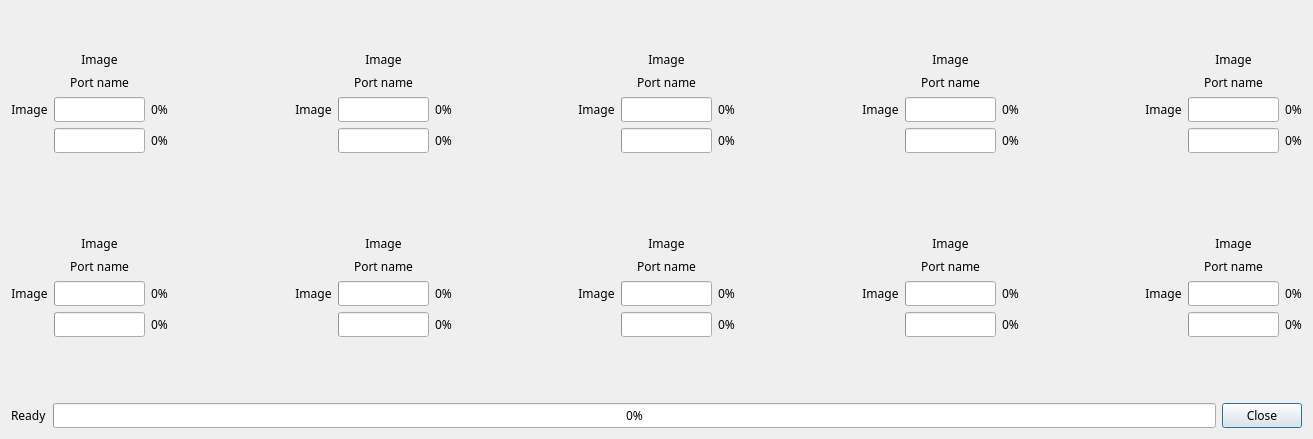
The window that modi_firmware_updater/assets/stm32_update_list.ui (LUXROBO/modi-firmware-updater) describes before a commit, drawn with Qt 5.
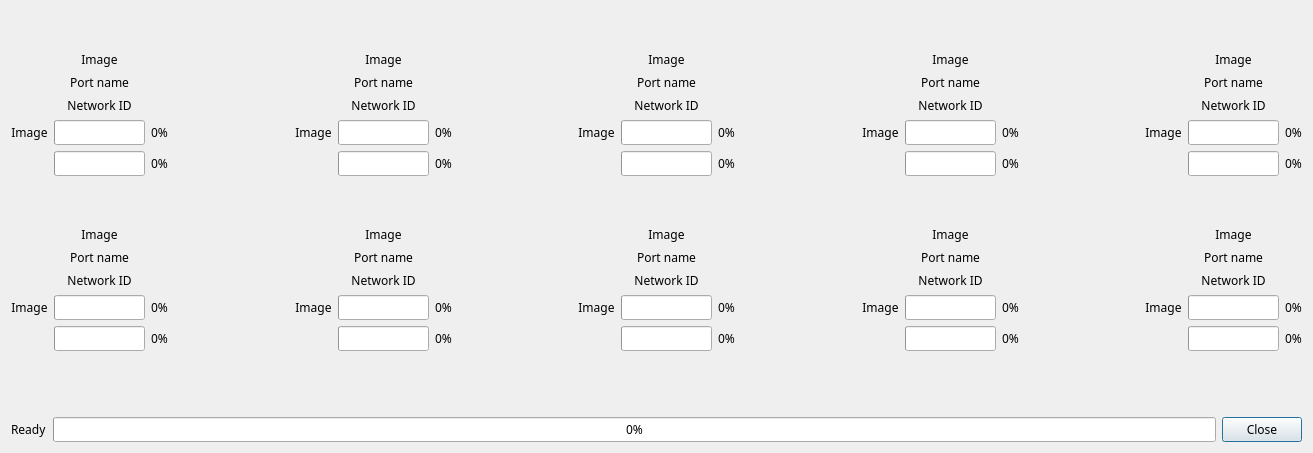
The same window after the commit.

Patch:
```diff
--- a/modi_firmware_updater/assets/stm32_update_list.ui
+++ b/modi_firmware_updater/assets/stm32_update_list.ui
@@ -7,7 +7,7 @@
     <x>0</x>
     <y>0</y>
     <width>1313</width>
-    <height>439</height>
+    <height>453</height>
    </rect>
   </property>
   <property name="sizePolicy">
@@ -73,43 +73,7 @@
          </property>
         </widget>
        </item>
-       <item row="1" column="1">
-        <widget class="QLabel" name="port_1">
-         <property name="text">
-          <string>Port name</string>
-         </property>
-         <property name="alignment">
-          <set>Qt::AlignCenter</set>
-         </property>
-        </widget>
-       </item>
-       <item row="2" column="0">
-        <widget class="QLabel" name="image_current_1">
-         <property name="text">
-          <string>Image</string>
-         </property>
-         <property name="alignment">
-          <set>Qt::AlignCenter</set>
-         </property>
-        </widget>
-       </item>
-       <item row="2" column="1">
-        <widget class="QProgressBar" name="progress_bar_current_1">
-         <property name="value">
-          <number>0</number>
-         </property>
-         <property name="textVisible">
-          <bool>false</bool>
-         </property>
-         <property name="orientation">
-          <enum>Qt::Horizontal</enum>
-         </property>
-         <property name="textDirection">
-          <enum>QProgressBar::TopToBottom</enum>
-         </property>
-        </widget>
-       </item>
-       <item row="2" column="2">
+       <item row="3" column="2">
         <widget class="QLabel" name="progress_current_value_1">
          <property name="text">
           <string>0%</string>
@@ -119,23 +83,7 @@
          </property>
         </widget>
        </item>
-       <item row="3" column="1">
-        <widget class="QProgressBar" name="progress_bar_total_1">
-         <property name="value">
-          <number>0</number>
-         </property>
-         <property name="textVisible">
-          <bool>false</bool>
-         </property>
-         <property name="orientation">
-          <enum>Qt::Horizontal</enum>
-         </property>
-         <property name="textDirection">
-          <enum>QProgressBar::TopToBottom</enum>
-         </property>
-        </widget>
-       </item>
-       <item row="3" column="2">
+       <item row="4" column="2">
         <widget class="QLabel" name="progress_total_value_1">
          <property name="text">
           <string>0%</string>
@@ -145,6 +93,68 @@
          </property>
         </widget>
        </item>
+       <item row="3" column="0">
+        <widget class="QLabel" name="image_current_1">
+         <property name="text">
+          <string>Image</string>
+         </property>
+         <property name="alignment">
+          <set>Qt::AlignCenter</set>
+         </property>
+        </widget>
+       </item>
+       <item row="4" column="1">
+        <widget class="QProgressBar" name="progress_bar_total_1">
+         <property name="value">
+          <number>0</number>
+         </property>
+         <property name="textVisible">
+          <bool>false</bool>
+         </property>
+         <property name="orientation">
+          <enum>Qt::Horizontal</enum>
+         </property>
+         <property name="textDirection">
+          <enum>QProgressBar::TopToBottom</enum>
+         </property>
+        </widget>
+       </item>
+       <item row="1" column="1">
+        <widget class="QLabel" name="port_1">
+         <property name="text">
+          <string>Port name</string>
+         </property>
+         <property name="alignment">
+          <set>Qt::AlignCenter</set>
+         </property>
+        </widget>
+       </item>
+       <item row="3" column="1">
+        <widget class="QProgressBar" name="progress_bar_current_1">
+         <property name="value">
+          <number>0</number>
+         </property>
+         <property name="textVisible">
+          <bool>false</bool>
+         </property>
+         <property name="orientation">
+          <enum>Qt::Horizontal</enum>
+         </property>
+         <property name="textDirection">
+          <enum>QProgressBar::TopToBottom</enum>
+         </property>
+        </widget>
+       </item>
+       <item row="2" column="1">
+        <widget class="QLabel" name="network_id_1">
+         <property name="text">
+          <string>Network ID</string>
+         </property>
+         <property name="alignment">
+          <set>Qt::AlignCenter</set>
+         </property>
+        </widget>
+       </item>
       </layout>
      </item>
      <item>
@@ -162,37 +172,7 @@
      </item>
      <item>
       <layout class="QGridLayout" name="gridLayout_2">
-       <item row="0" column="1">
-        <widget class="QLabel" name="image_2">
-         <property name="text">
-          <string>Image</string>
-         </property>
-         <property name="alignment">
-          <set>Qt::AlignCenter</set>
-         </property>
-        </widget>
-       </item>
-       <item row="1" column="1">
-        <widget class="QLabel" name="port_2">
-         <property name="text">
-          <string>Port name</string>
-         </property>
-         <property name="alignment">
-          <set>Qt::AlignCenter</set>
-         </property>
-        </widget>
-       </item>
-       <item row="2" column="0">
-        <widget class="QLabel" name="image_current_2">
-         <property name="text">
-          <string>Image</string>
-         </property>
-         <property name="alignment">
-          <set>Qt::AlignCenter</set>
-         </property>
-        </widget>
-       </item>
-       <item row="2" column="1">
+       <item row="3" column="1">
         <widget class="QProgressBar" name="progress_bar_current_2">
          <property name="value">
           <number>0</number>
@@ -208,17 +188,17 @@
          </property>
         </widget>
        </item>
-       <item row="2" column="2">
-        <widget class="QLabel" name="progress_current_value_2">
+       <item row="3" column="0">
+        <widget class="QLabel" name="image_current_2">
          <property name="text">
-          <string>0%</string>
+          <string>Image</string>
          </property>
          <property name="alignment">
           <set>Qt::AlignCenter</set>
          </property>
         </widget>
        </item>
-       <item row="3" column="1">
+       <item row="4" column="1">
         <widget class="QProgressBar" name="progress_bar_total_2">
          <property name="value">
           <number>0</number>
@@ -234,7 +214,27 @@
          </property>
         </widget>
        </item>
+       <item row="1" column="1">
+        <widget class="QLabel" name="port_2">
+         <property name="text">
+          <string>Port name</string>
+         </property>
+         <property name="alignment">
+          <set>Qt::AlignCenter</set>
+         </property>
+        </widget>
+       </item>
        <item row="3" column="2">
+        <widget class="QLabel" name="progress_current_value_2">
+         <property name="text">
+          <string>0%</string>
+         </property>
+         <property name="alignment">
+          <set>Qt::AlignCenter</set>
+         </property>
+        </widget>
+       </item>
+       <item row="4" column="2">
         <widget class="QLabel" name="progress_total_value_2">
          <property name="text">
           <string>0%</string>
@@ -244,6 +244,26 @@
          </property>
         </widget>
        </item>
+       <item row="0" column="1">
+        <widget class="QLabel" name="image_2">
+         <property name="text">
+          <string>Image</string>
+         </property>
+         <property name="alignment">
+          <set>Qt::AlignCenter</set>
+         </property>
+        </widget>
+       </item>
+       <item row="2" column="1">
+        <widget class="QLabel" name="network_id_2">
+         <property name="text">
+          <string>Network ID</string>
+         </property>
+         <property name="alignment">
+          <set>Qt::AlignCenter</set>
+         </property>
+        </widget>
+       </item>
       </layout>
      </item>
      <item>
@@ -261,37 +281,7 @@
      </item>
      <item>
       <layout class="QGridLayout" name="gridLayout_3">
-       <item row="0" column="1">
-        <widget class="QLabel" name="image_3">
-         <property name="text">
-          <string>Image</string>
-         </property>
-         <property name="alignment">
-          <set>Qt::AlignCenter</set>
-         </property>
-        </widget>
-       </item>
-       <item row="1" column="1">
-        <widget class="QLabel" name="port_3">
-         <property name="text">
-          <string>Port name</string>
-         </property>
-         <property name="alignment">
-          <set>Qt::AlignCenter</set>
-         </property>
-        </widget>
-       </item>
-       <item row="2" column="0">
-        <widget class="QLabel" name="image_current_3">
-         <property name="text">
-          <string>Image</string>
-         </property>
-         <property name="alignment">
-          <set>Qt::AlignCenter</set>
-         </property>
-        </widget>
-       </item>
-       <item row="2" column="1">
+       <item row="3" column="1">
         <widget class="QProgressBar" name="progress_bar_current_3">
          <property name="value">
           <number>0</number>
@@ -307,33 +297,7 @@
          </property>
         </widget>
        </item>
-       <item row="2" column="2">
-        <widget class="QLabel" name="progress_current_value_3">
-         <property name="text">
-          <string>0%</string>
-         </property>
-         <property name="alignment">
-          <set>Qt::AlignCenter</set>
-         </property>
-        </widget>
-       </item>
-       <item row="3" column="1">
-        <widget class="QProgressBar" name="progress_bar_total_3">
-         <property name="value">
-          <number>0</number>
-         </property>
-         <property name="textVisible">
-          <bool>false</bool>
-         </property>
-         <property name="orientation">
-          <enum>Qt::Horizontal</enum>
-         </property>
-         <property name="textDirection">
-          <enum>QProgressBar::TopToBottom</enum>
-         </property>
-        </widget>
-       </item>
-       <item row="3" column="2">
+       <item row="4" column="2">
         <widget class="QLabel" name="progress_total_value_3">
          <property name="text">
           <string>0%</string>
@@ -343,6 +307,72 @@
          </property>
         </widget>
        </item>
+       <item row="3" column="0">
+        <widget class="QLabel" name="image_current_3">
+         <property name="text">
+          <string>Image</string>
+         </property>
+         <property name="alignment">
+          <set>Qt::AlignCenter</set>
+         </property>
+        </widget>
+       </item>
+       <item row="1" column="1">
+        <widget class="QLabel" name="port_3">
+         <property name="text">
+          <string>Port name</string>
+         </property>
+         <property name="alignment">
+          <set>Qt::AlignCenter</set>
+         </property>
+        </widget>
+       </item>
+       <item row="4" column="1">
+        <widget class="QProgressBar" name="progress_bar_total_3">
+         <property name="value">
+          <number>0</number>
+         </property>
+         <property name="textVisible">
+          <bool>false</bool>
+         </property>
+         <property name="orientation">
+          <enum>Qt::Horizontal</enum>
+         </property>
+         <property name="textDirection">
+          <enum>QProgressBar::TopToBottom</enum>
+         </property>
+        </widget>
+       </item>
+       <item row="0" column="1">
+        <widget class="QLabel" name="image_3">
+         <property name="text">
+          <string>Image</string>
+         </property>
+         <property name="alignment">
+          <set>Qt::AlignCenter</set>
+         </property>
+        </widget>
+       </item>
+       <item row="3" column="2">
+        <widget class="QLabel" name="progress_current_value_3">
+         <property name="text">
+          <string>0%</string>
+         </property>
+         <property name="alignment">
+          <set>Qt::AlignCenter</set>
+         </property>
+        </widget>
+       </item>
+       <item row="2" column="1">
+        <widget class="QLabel" name="network_id_3">
+         <property name="text">
+          <string>Network ID</string>
+         </property>
+         <property name="alignment">
+          <set>Qt::AlignCenter</set>
+         </property>
+        </widget>
+       </item>
       </layout>
      </item>
      <item>
@@ -360,10 +390,10 @@
      </item>
      <item>
       <layout class="QGridLayout" name="gridLayout_4">
-       <item row="0" column="1">
-        <widget class="QLabel" name="image_4">
+       <item row="4" column="2">
+        <widget class="QLabel" name="progress_total_value_4">
          <property name="text">
-          <string>Image</string>
+          <string>0%</string>
          </property>
          <property name="alignment">
           <set>Qt::AlignCenter</set>
@@ -380,7 +410,43 @@
          </property>
         </widget>
        </item>
-       <item row="2" column="0">
+       <item row="4" column="1">
+        <widget class="QProgressBar" name="progress_bar_total_4">
+         <property name="value">
+          <number>0</number>
+         </property>
+         <property name="textVisible">
+          <bool>false</bool>
+         </property>
+         <property name="orientation">
+          <enum>Qt::Horizontal</enum>
+         </property>
+         <property name="textDirection">
+          <enum>QProgressBar::TopToBottom</enum>
+         </property>
+        </widget>
+       </item>
+       <item row="0" column="1">
+        <widget class="QLabel" name="image_4">
+         <property name="text">
+          <string>Image</string>
+         </property>
+         <property name="alignment">
+          <set>Qt::AlignCenter</set>
+         </property>
+        </widget>
+       </item>
+       <item row="3" column="2">
+        <widget class="QLabel" name="progress_current_value_4">
+         <property name="text">
+          <string>0%</string>
+         </property>
+         <property name="alignment">
+          <set>Qt::AlignCenter</set>
+         </property>
+        </widget>
+       </item>
+       <item row="3" column="0">
         <widget class="QLabel" name="image_current_4">
          <property name="text">
           <string>Image</string>
@@ -390,7 +456,7 @@
          </property>
         </widget>
        </item>
-       <item row="2" column="1">
+       <item row="3" column="1">
         <widget class="QProgressBar" name="progress_bar_current_4">
          <property name="value">
           <number>0</number>
@@ -406,36 +472,10 @@
          </property>
         </widget>
        </item>
-       <item row="2" column="2">
-        <widget class="QLabel" name="progress_current_value_4">
+       <item row="2" column="1">
+        <widget class="QLabel" name="network_id_4">
          <property name="text">
-          <string>0%</string>
-         </property>
-         <property name="alignment">
-          <set>Qt::AlignCenter</set>
-         </property>
-        </widget>
-       </item>
-       <item row="3" column="1">
-        <widget class="QProgressBar" name="progress_bar_total_4">
-         <property name="value">
-          <number>0</number>
-         </property>
-         <property name="textVisible">
-          <bool>false</bool>
-         </property>
-         <property name="orientation">
-          <enum>Qt::Horizontal</enum>
-         </property>
-         <property name="textDirection">
-          <enum>QProgressBar::TopToBottom</enum>
-         </property>
-        </widget>
-       </item>
-       <item row="3" column="2">
-        <widget class="QLabel" name="progress_total_value_4">
-         <property name="text">
-          <string>0%</string>
+          <string>Network ID</string>
          </property>
          <property name="alignment">
           <set>Qt::AlignCenter</set>
@@ -469,43 +509,7 @@
          </property>
         </widget>
        </item>
-       <item row="1" column="1">
-        <widget class="QLabel" name="port_5">
-         <property name="text">
-          <string>Port name</string>
-         </property>
-         <property name="alignment">
-          <set>Qt::AlignCenter</set>
-         </property>
-        </widget>
-       </item>
-       <item row="2" column="0">
-        <widget class="QLabel" name="image_current_5">
-         <property name="text">
-          <string>Image</string>
-         </property>
-         <property name="alignment">
-          <set>Qt::AlignCenter</set>
-         </property>
-        </widget>
-       </item>
-       <item row="2" column="1">
-        <widget class="QProgressBar" name="progress_bar_current_5">
-         <property name="value">
-          <number>0</number>
-         </property>
-         <property name="textVisible">
-          <bool>false</bool>
-         </property>
-         <property name="orientation">
-          <enum>Qt::Horizontal</enum>
-         </property>
-         <property name="textDirection">
-          <enum>QProgressBar::TopToBottom</enum>
-         </property>
-        </widget>
-       </item>
-       <item row="2" column="2">
+       <item row="3" column="2">
         <widget class="QLabel" name="progress_current_value_5">
          <property name="text">
           <string>0%</string>
@@ -516,7 +520,7 @@
         </widget>
        </item>
        <item row="3" column="1">
-        <widget class="QProgressBar" name="progress_bar_total_5">
+        <widget class="QProgressBar" name="progress_bar_current_5">
          <property name="value">
           <number>0</number>
          </property>
@@ -531,7 +535,7 @@
          </property>
         </widget>
        </item>
-       <item row="3" column="2">
+       <item row="4" column="2">
         <widget class="QLabel" name="progress_total_value_5">
          <property name="text">
           <string>0%</string>
@@ -541,6 +545,52 @@
          </property>
         </widget>
        </item>
+       <item row="3" column="0">
+        <widget class="QLabel" name="image_current_5">
+         <property name="text">
+          <string>Image</string>
+         </property>
+         <property name="alignment">
+          <set>Qt::AlignCenter</set>
+         </property>
+        </widget>
+       </item>
+       <item row="4" column="1">
+        <widget class="QProgressBar" name="progress_bar_total_5">
+         <property name="value">
+          <number>0</number>
+         </property>
+         <property name="textVisible">
+          <bool>false</bool>
+         </property>
+         <property name="orientation">
+          <enum>Qt::Horizontal</enum>
+         </property>
+         <property name="textDirection">
+          <enum>QProgressBar::TopToBottom</enum>
+         </property>
+        </widget>
+       </item>
+       <item row="1" column="1">
+        <widget class="QLabel" name="port_5">
+         <property name="text">
+          <string>Port name</string>
+         </property>
+         <property name="alignment">
+          <set>Qt::AlignCenter</set>
+         </property>
+        </widget>
+       </item>
+       <item row="2" column="1">
+        <widget class="QLabel" name="network_id_5">
+         <property name="text">
+          <string>Network ID</string>
+         </property>
+         <property name="alignment">
+          <set>Qt::AlignCenter</set>
+         </property>
+        </widget>
+       </item>
       </layout>
      </item>
     </layout>
@@ -572,43 +622,7 @@
          </property>
         </widget>
        </item>
-       <item row="1" column="1">
-        <widget class="QLabel" name="port_6">
-         <property name="text">
-          <string>Port name</string>
-         </property>
-         <property name="alignment">
-          <set>Qt::AlignCenter</set>
-         </property>
-        </widget>
-       </item>
-       <item row="2" column="0">
-        <widget class="QLabel" name="image_current_6">
-         <property name="text">
-          <string>Image</string>
-         </property>
-         <property name="alignment">
-          <set>Qt::AlignCenter</set>
-         </property>
-        </widget>
-       </item>
-       <item row="2" column="1">
-        <widget class="QProgressBar" name="progress_bar_current_6">
-         <property name="value">
-          <number>0</number>
-         </property>
-         <property name="textVisible">
-          <bool>false</bool>
-         </property>
-         <property name="orientation">
-          <enum>Qt::Horizontal</enum>
-         </property>
-         <property name="textDirection">
-          <enum>QProgressBar::TopToBottom</enum>
-         </property>
-        </widget>
-       </item>
-       <item row="2" column="2">
+       <item row="3" column="2">
         <widget class="QLabel" name="progress_current_value_6">
          <property name="text">
           <string>0%</string>
@@ -618,7 +632,7 @@
          </property>
         </widget>
        </item>
-       <item row="3" column="1">
+       <item row="4" column="1">
         <widget class="QProgressBar" name="progress_bar_total_6">
          <property name="value">
           <number>0</number>
@@ -634,7 +648,17 @@
          </property>
         </widget>
        </item>
-       <item row="3" column="2">
+       <item row="1" column="1">
+        <widget class="QLabel" name="port_6">
+         <property name="text">
+          <string>Port name</string>
+         </property>
+         <property name="alignment">
+          <set>Qt::AlignCenter</set>
+         </property>
+        </widget>
+       </item>
+       <item row="4" column="2">
         <widget class="QLabel" name="progress_total_value_6">
          <property name="text">
           <string>0%</string>
@@ -644,6 +668,42 @@
          </property>
         </widget>
        </item>
+       <item row="3" column="1">
+        <widget class="QProgressBar" name="progress_bar_current_6">
+         <property name="value">
+          <number>0</number>
+         </property>
+         <property name="textVisible">
+          <bool>false</bool>
+         </property>
+         <property name="orientation">
+          <enum>Qt::Horizontal</enum>
+         </property>
+         <property name="textDirection">
+          <enum>QProgressBar::TopToBottom</enum>
+         </property>
+        </widget>
+       </item>
+       <item row="3" column="0">
+        <widget class="QLabel" name="image_current_6">
+         <property name="text">
+          <string>Image</string>
+         </property>
+         <property name="alignment">
+          <set>Qt::AlignCenter</set>
+         </property>
+        </widget>
+       </item>
+       <item row="2" column="1">
+        <widget class="QLabel" name="network_id_6">
+         <property name="text">
+          <string>Network ID</string>
+         </property>
+         <property name="alignment">
+          <set>Qt::AlignCenter</set>
+         </property>
+        </widget>
+       </item>
       </layout>
      </item>
      <item>
@@ -661,16 +721,6 @@
      </item>
      <item>
       <layout class="QGridLayout" name="gridLayout_7">
-       <item row="0" column="1">
-        <widget class="QLabel" name="image_7">
-         <property name="text">
-          <string>Image</string>
-         </property>
-         <property name="alignment">
-          <set>Qt::AlignCenter</set>
-         </property>
-        </widget>
-       </item>
        <item row="1" column="1">
         <widget class="QLabel" name="port_7">
          <property name="text">
@@ -681,7 +731,33 @@
          </property>
         </widget>
        </item>
-       <item row="2" column="0">
+       <item row="0" column="1">
+        <widget class="QLabel" name="image_7">
+         <property name="text">
+          <string>Image</string>
+         </property>
+         <property name="alignment">
+          <set>Qt::AlignCenter</set>
+         </property>
+        </widget>
+       </item>
+       <item row="4" column="1">
+        <widget class="QProgressBar" name="progress_bar_total_7">
+         <property name="value">
+          <number>0</number>
+         </property>
+         <property name="textVisible">
+          <bool>false</bool>
+         </property>
+         <property name="orientation">
+          <enum>Qt::Horizontal</enum>
+         </property>
+         <property name="textDirection">
+          <enum>QProgressBar::TopToBottom</enum>
+         </property>
+        </widget>
+       </item>
+       <item row="3" column="0">
         <widget class="QLabel" name="image_current_7">
          <property name="text">
           <string>Image</string>
@@ -691,23 +767,7 @@
          </property>
         </widget>
        </item>
-       <item row="2" column="1">
-        <widget class="QProgressBar" name="progress_bar_current_7">
-         <property name="value">
-          <number>0</number>
-         </property>
-         <property name="textVisible">
-          <bool>false</bool>
-         </property>
-         <property name="orientation">
-          <enum>Qt::Horizontal</enum>
-         </property>
-         <property name="textDirection">
-          <enum>QProgressBar::TopToBottom</enum>
-         </property>
-        </widget>
-       </item>
-       <item row="2" column="2">
+       <item row="3" column="2">
         <widget class="QLabel" name="progress_current_value_7">
          <property name="text">
           <string>0%</string>
@@ -718,7 +778,7 @@
         </widget>
        </item>
        <item row="3" column="1">
-        <widget class="QProgressBar" name="progress_bar_total_7">
+        <widget class="QProgressBar" name="progress_bar_current_7">
          <property name="value">
           <number>0</number>
          </property>
@@ -733,7 +793,7 @@
          </property>
         </widget>
        </item>
-       <item row="3" column="2">
+       <item row="4" column="2">
         <widget class="QLabel" name="progress_total_value_7">
          <property name="text">
           <string>0%</string>
@@ -743,6 +803,16 @@
          </property>
         </widget>
        </item>
+       <item row="2" column="1">
+        <widget class="QLabel" name="network_id_7">
+         <property name="text">
+          <string>Network ID</string>
+         </property>
+         <property name="alignment">
+          <set>Qt::AlignCenter</set>
+         </property>
+        </widget>
+       </item>
       </layout>
      </item>
      <item>
@@ -770,17 +840,23 @@
          </property>
         </widget>
        </item>
-       <item row="1" column="1">
-        <widget class="QLabel" name="port_8">
-         <property name="text">
-          <string>Port name</string>
+       <item row="4" column="1">
+        <widget class="QProgressBar" name="progress_bar_total_8">
+         <property name="value">
+          <number>0</number>
          </property>
-         <property name="alignment">
-          <set>Qt::AlignCenter</set>
+         <property name="textVisible">
+          <bool>false</bool>
+         </property>
+         <property name="orientation">
+          <enum>Qt::Horizontal</enum>
+         </property>
+         <property name="textDirection">
+          <enum>QProgressBar::TopToBottom</enum>
          </property>
         </widget>
        </item>
-       <item row="2" column="0">
+       <item row="3" column="0">
         <widget class="QLabel" name="image_current_8">
          <property name="text">
           <string>Image</string>
@@ -790,7 +866,17 @@
          </property>
         </widget>
        </item>
-       <item row="2" column="1">
+       <item row="4" column="2">
+        <widget class="QLabel" name="progress_total_value_8">
+         <property name="text">
+          <string>0%</string>
+         </property>
+         <property name="alignment">
+          <set>Qt::AlignCenter</set>
+         </property>
+        </widget>
+       </item>
+       <item row="3" column="1">
         <widget class="QProgressBar" name="progress_bar_current_8">
          <property name="value">
           <number>0</number>
@@ -806,7 +892,7 @@
          </property>
         </widget>
        </item>
-       <item row="2" column="2">
+       <item row="3" column="2">
         <widget class="QLabel" name="progress_current_value_8">
          <property name="text">
           <string>0%</string>
@@ -816,26 +902,20 @@
          </property>
         </widget>
        </item>
-       <item row="3" column="1">
-        <widget class="QProgressBar" name="progress_bar_total_8">
-         <property name="value">
-          <number>0</number>
+       <item row="1" column="1">
+        <widget class="QLabel" name="port_8">
+         <property name="text">
+          <string>Port name</string>
          </property>
-         <property name="textVisible">
-          <bool>false</bool>
-         </property>
-         <property name="orientation">
-          <enum>Qt::Horizontal</enum>
-         </property>
-         <property name="textDirection">
-          <enum>QProgressBar::TopToBottom</enum>
+         <property name="alignment">
+          <set>Qt::AlignCenter</set>
          </property>
         </widget>
        </item>
-       <item row="3" column="2">
-        <widget class="QLabel" name="progress_total_value_8">
+       <item row="2" column="1">
+        <widget class="QLabel" name="network_id_8">
          <property name="text">
-          <string>0%</string>
+          <string>Network ID</string>
          </property>
          <property name="alignment">
           <set>Qt::AlignCenter</set>
@@ -859,27 +939,7 @@
      </item>
      <item>
       <layout class="QGridLayout" name="gridLayout_9">
-       <item row="0" column="1">
-        <widget class="QLabel" name="image_9">
-         <property name="text">
-          <string>Image</string>
-         </property>
-         <property name="alignment">
-          <set>Qt::AlignCenter</set>
-         </property>
-        </widget>
-       </item>
-       <item row="1" column="1">
-        <widget class="QLabel" name="port_9">
-         <property name="text">
-          <string>Port name</string>
-         </property>
-         <property name="alignment">
-          <set>Qt::AlignCenter</set>
-         </property>
-        </widget>
-       </item>
-       <item row="2" column="0">
+       <item row="3" column="0">
         <widget class="QLabel" name="image_current_9">
          <property name="text">
           <string>Image</string>
@@ -889,7 +949,7 @@
          </property>
         </widget>
        </item>
-       <item row="2" column="1">
+       <item row="3" column="1">
         <widget class="QProgressBar" name="progress_bar_current_9">
          <property name="value">
           <number>0</number>
@@ -905,7 +965,7 @@
          </property>
         </widget>
        </item>
-       <item row="2" column="2">
+       <item row="3" column="2">
         <widget class="QLabel" name="progress_current_value_9">
          <property name="text">
           <string>0%</string>
@@ -915,7 +975,7 @@
          </property>
         </widget>
        </item>
-       <item row="3" column="1">
+       <item row="4" column="1">
         <widget class="QProgressBar" name="progress_bar_total_9">
          <property name="value">
           <number>0</number>
@@ -931,7 +991,7 @@
          </property>
         </widget>
        </item>
-       <item row="3" column="2">
+       <item row="4" column="2">
         <widget class="QLabel" name="progress_total_value_9">
          <property name="text">
           <string>0%</string>
@@ -941,6 +1001,36 @@
          </property>
         </widget>
        </item>
+       <item row="1" column="1">
+        <widget class="QLabel" name="port_9">
+         <property name="text">
+          <string>Port name</string>
+         </property>
+         <property name="alignment">
+          <set>Qt::AlignCenter</set>
+         </property>
+        </widget>
+       </item>
+       <item row="0" column="1">
+        <widget class="QLabel" name="image_9">
+         <property name="text">
+          <string>Image</string>
+         </property>
+         <property name="alignment">
+          <set>Qt::AlignCenter</set>
+         </property>
+        </widget>
+       </item>
+       <item row="2" column="1">
+        <widget class="QLabel" name="network_id_9">
+         <property name="text">
+          <string>Network ID</string>
+         </property>
+         <property name="alignment">
+          <set>Qt::AlignCenter</set>
+         </property>
+        </widget>
+       </item>
       </layout>
      </item>
      <item>
@@ -958,13 +1048,35 @@
      </item>
      <item>
       <layout class="QGridLayout" name="gridLayout_10">
-       <item row="0" column="1">
-        <widget class="QLabel" name="image_10">
-         <property name="text">
-          <string>Image</string>
+       <item row="4" column="1">
+        <widget class="QProgressBar" name="progress_bar_total_10">
+         <property name="value">
+          <number>0</number>
          </property>
-         <property name="alignment">
-          <set>Qt::AlignCenter</set>
+         <property name="textVisible">
+          <bool>false</bool>
+         </property>
+         <property name="orientation">
+          <enum>Qt::Horizontal</enum>
+         </property>
+         <property name="textDirection">
+          <enum>QProgressBar::TopToBottom</enum>
+         </property>
+        </widget>
+       </item>
+       <item row="3" column="1">
+        <widget class="QProgressBar" name="progress_bar_current_10">
+         <property name="value">
+          <number>0</number>
+         </property>
+         <property name="textVisible">
+          <bool>false</bool>
+         </property>
+         <property name="orientation">
+          <enum>Qt::Horizontal</enum>
+         </property>
+         <property name="textDirection">
+          <enum>QProgressBar::TopToBottom</enum>
          </property>
         </widget>
        </item>
@@ -978,7 +1090,7 @@
          </property>
         </widget>
        </item>
-       <item row="2" column="0">
+       <item row="3" column="0">
         <widget class="QLabel" name="image_current_10">
          <property name="text">
           <string>Image</string>
@@ -988,23 +1100,17 @@
          </property>
         </widget>
        </item>
-       <item row="2" column="1">
-        <widget class="QProgressBar" name="progress_bar_current_10">
-         <property name="value">
-          <number>0</number>
+       <item row="0" column="1">
+        <widget class="QLabel" name="image_10">
+         <property name="text">
+          <string>Image</string>
          </property>
-         <property name="textVisible">
-          <bool>false</bool>
-         </property>
-         <property name="orientation">
-          <enum>Qt::Horizontal</enum>
-         </property>
-         <property name="textDirection">
-          <enum>QProgressBar::TopToBottom</enum>
+         <property name="alignment">
+          <set>Qt::AlignCenter</set>
          </property>
         </widget>
        </item>
-       <item row="2" column="2">
+       <item row="3" column="2">
         <widget class="QLabel" name="progress_current_value_10">
          <property name="text">
           <string>0%</string>
@@ -1014,23 +1120,7 @@
          </property>
         </widget>
        </item>
-       <item row="3" column="1">
-        <widget class="QProgressBar" name="progress_bar_total_10">
-         <property name="value">
-          <number>0</number>
-         </property>
-         <property name="textVisible">
-          <bool>false</bool>
-         </property>
-         <property name="orientation">
-          <enum>Qt::Horizontal</enum>
-         </property>
-         <property name="textDirection">
-          <enum>QProgressBar::TopToBottom</enum>
-         </property>
-        </widget>
-       </item>
-       <item row="3" column="2">
+       <item row="4" column="2">
         <widget class="QLabel" name="progress_total_value_10">
          <property name="text">
           <string>0%</string>
@@ -1040,6 +1130,16 @@
          </property>
         </widget>
        </item>
+       <item row="2" column="1">
+        <widget class="QLabel" name="network_id_10">
+         <property name="text">
+          <string>Network ID</string>
+         </property>
+         <property name="alignment">
+          <set>Qt::AlignCenter</set>
+         </property>
+        </widget>
+       </item>
       </layout>
      </item>
     </layout>
```
